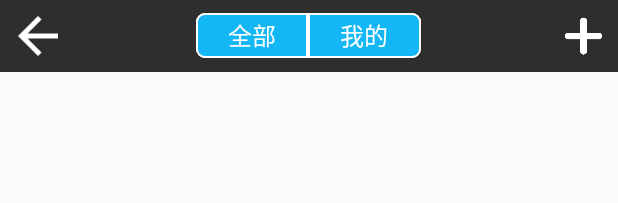
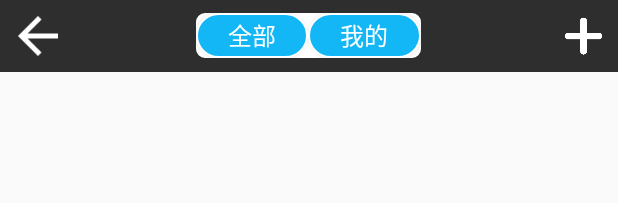
Before and after one commit to shanliangLS/Kaoyanbang, an Android app: the layout title_center.xml on its own in the app's theme, with its tools: preview values and no code run, on a phone screen of 412 x 824 dp. Shown: the top 203 px of the screen. Run offline under Robolectric (Android 15) with nearby library versions, the phone set to English and light mode, and no system bars.

Commit message:
修改做题页面顶部按钮圆角

```diff
--- a/app/src/main/res/drawable/title_btn_left.xml
+++ b/app/src/main/res/drawable/title_btn_left.xml
@@ -2,21 +2,21 @@
 <selector xmlns:android="http://schemas.android.com/apk/res/android">
 
     <item android:state_enabled="false"><shape>
-            <corners android:bottomLeftRadius="5dp" android:bottomRightRadius="0dp" android:topLeftRadius="5dp" android:topRightRadius="0dp" />
+            <corners android:bottomLeftRadius="@dimen/exam_top_button_radius" android:bottomRightRadius="@dimen/exam_top_button_radius" android:topLeftRadius="@dimen/exam_top_button_radius" android:topRightRadius="@dimen/exam_top_button_radius" />
 
             <solid android:color="@color/whites" />
 
             <stroke android:width="1dp" android:color="@color/whites" />
         </shape></item>
     <item android:state_pressed="true"><shape>
-            <corners android:bottomLeftRadius="5dp" android:bottomRightRadius="0dp" android:topLeftRadius="5dp" android:topRightRadius="0dp" />
+            <corners android:bottomLeftRadius="@dimen/exam_top_button_radius" android:bottomRightRadius="@dimen/exam_top_button_radius" android:topLeftRadius="@dimen/exam_top_button_radius" android:topRightRadius="@dimen/exam_top_button_radius" />
 
             <solid android:color="@color/whites" />
 
             <stroke android:width="1dp" android:color="@color/whites" />
         </shape></item>
     <item><shape>
-            <corners android:bottomLeftRadius="5dp" android:bottomRightRadius="0dp" android:topLeftRadius="5dp" android:topRightRadius="0dp" />
+            <corners android:bottomLeftRadius="@dimen/exam_top_button_radius" android:bottomRightRadius="@dimen/exam_top_button_radius" android:topLeftRadius="@dimen/exam_top_button_radius" android:topRightRadius="@dimen/exam_top_button_radius" />
 
             <solid android:color="@color/title_bg" />
 
--- a/app/src/main/res/drawable/title_btn_right.xml
+++ b/app/src/main/res/drawable/title_btn_right.xml
@@ -2,19 +2,19 @@
 <selector xmlns:android="http://schemas.android.com/apk/res/android">
 
     <item android:state_enabled="false"><shape>
-            <corners android:bottomLeftRadius="0dp" android:bottomRightRadius="5dp" android:topLeftRadius="0dp" android:topRightRadius="5dp" />
+            <corners android:bottomLeftRadius="@dimen/exam_top_button_radius" android:bottomRightRadius="@dimen/exam_top_button_radius" android:topLeftRadius="@dimen/exam_top_button_radius" android:topRightRadius="@dimen/exam_top_button_radius" />
             <solid android:color="@color/white" />
             <stroke android:width="1dp" android:color="@color/white" />
         </shape>
     </item>
     <item android:state_pressed="true"><shape>
-            <corners android:bottomLeftRadius="0dp" android:bottomRightRadius="5dp" android:topLeftRadius="0dp" android:topRightRadius="5dp" />
+            <corners android:bottomLeftRadius="@dimen/exam_top_button_radius" android:bottomRightRadius="@dimen/exam_top_button_radius" android:topLeftRadius="@dimen/exam_top_button_radius" android:topRightRadius="@dimen/exam_top_button_radius" />
             <solid android:color="@color/white" />
             <stroke android:width="1dp" android:color="@color/white" />
         </shape>
     </item>
     <item><shape>
-            <corners android:bottomLeftRadius="0dp" android:bottomRightRadius="5dp" android:topLeftRadius="0dp" android:topRightRadius="5dp" />
+            <corners android:bottomLeftRadius="@dimen/exam_top_button_radius" android:bottomRightRadius="@dimen/exam_top_button_radius" android:topLeftRadius="@dimen/exam_top_button_radius" android:topRightRadius="@dimen/exam_top_button_radius" />
             <solid android:color="@color/title_bg" />
             <stroke android:width="1dp" android:color="@color/white" />
         </shape>
--- a/app/src/main/res/values/dimens.xml
+++ b/app/src/main/res/values/dimens.xml
@@ -23,4 +23,7 @@
 
     <!--首页列表-->
     <dimen name="home_card_title">18sp</dimen>
+
+    <!--做题页面-->
+    <dimen name="exam_top_button_radius">15dp</dimen>
 </resources>
```
